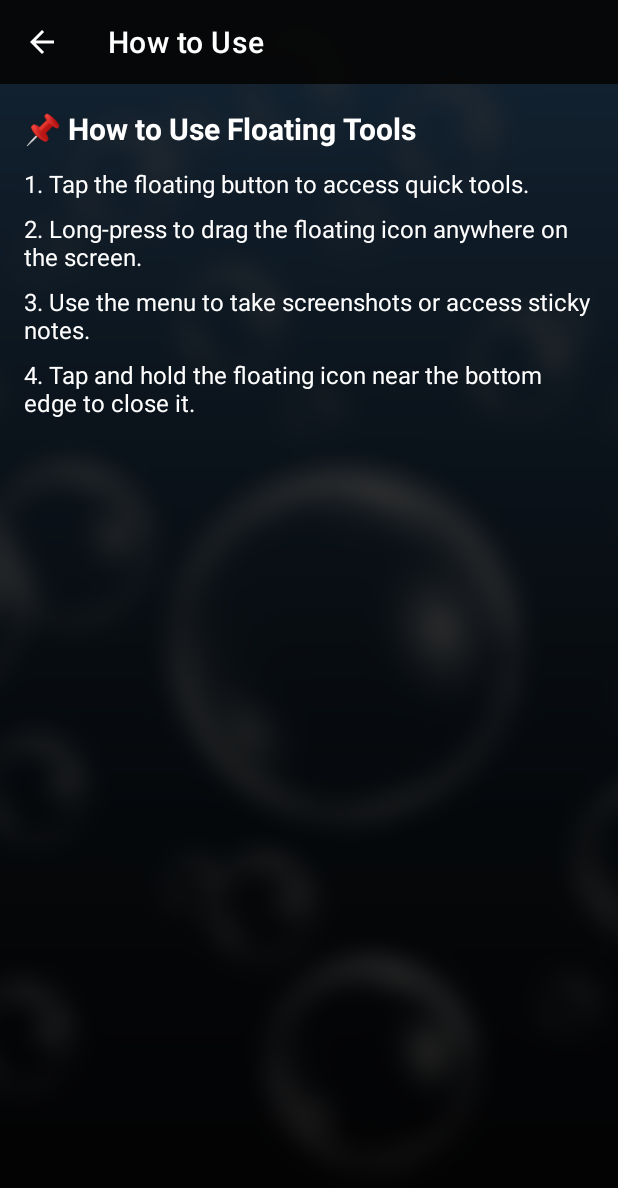
After one commit to mangesh-sakordekar/Floating-Mute, an Android app: the HowToUseActivity screen opened directly, with no data from a screen before it, on a phone screen of 412 x 824 dp. The commit adds this screen. Shown: the top 1188 px of the screen. Run offline under Robolectric (Android 15) with nearby library versions, the phone set to English and light mode, and no system bars.

Commit message:
Added dummy activities for the side menu options

```diff
--- a/app/build.gradle.kts
+++ b/app/build.gradle.kts
@@ -33,6 +33,11 @@ android {
     kotlinOptions {
         jvmTarget = "11"
     }
+
+    buildFeatures {
+        viewBinding = true
+    }
+
 }
 
 dependencies {
--- /dev/null
+++ b/app/src/main/java/com/example/floatingmute/HowToUseActivity.kt
@@ -0,0 +1,28 @@
+package com.example.floatingtools
+
+import android.os.Bundle
+import androidx.appcompat.app.AppCompatActivity
+import com.example.floatingtools.databinding.ActivityHowToUseBinding
+
+class HowToUseActivity : AppCompatActivity() {
+
+    private lateinit var binding: ActivityHowToUseBinding
+
+    override fun onCreate(savedInstanceState: Bundle?) {
+        super.onCreate(savedInstanceState)
+        binding = ActivityHowToUseBinding.inflate(layoutInflater)
+        setContentView(binding.root)
+
+        // Optional: Set toolbar title
+        setSupportActionBar(binding.howToUseToolbar)
+        supportActionBar?.title = "How to Use"
+        supportActionBar?.setDisplayHomeAsUpEnabled(true) // Show back arrow
+
+        // Handle back press on toolbar
+        binding.howToUseToolbar.setNavigationOnClickListener {
+            onBackPressedDispatcher.onBackPressed()
+        }
+
+        // You can also dynamically set the text here if needed
+    }
+}
--- /dev/null
+++ b/app/src/main/res/layout/activity_how_to_use.xml
@@ -0,0 +1,93 @@
+<?xml version="1.0" encoding="utf-8"?>
+<androidx.constraintlayout.widget.ConstraintLayout
+    xmlns:android="http://schemas.android.com/apk/res/android"
+    xmlns:app="http://schemas.android.com/apk/res-auto"
+    android:layout_width="match_parent"
+    android:layout_height="match_parent"
+    android:fitsSystemWindows="true">
+
+    <!-- Background Image -->
+    <ImageView
+        android:id="@+id/backgroundImage"
+        android:layout_width="match_parent"
+        android:layout_height="match_parent"
+        android:scaleType="centerCrop"
+        android:src="@drawable/img_background_blur"
+        android:contentDescription="@string/app_name" />
+
+    <!-- Dark Blur Overlay -->
+    <View
+        android:layout_width="match_parent"
+        android:layout_height="match_parent"
+        android:background="#CC000000" />
+
+    <!-- Top Toolbar -->
+    <androidx.appcompat.widget.Toolbar
+        android:id="@+id/howToUseToolbar"
+        android:layout_width="0dp"
+        android:layout_height="wrap_content"
+        android:background="#EE060606"
+        android:theme="@style/ThemeOverlay.AppCompat.Dark.ActionBar"
+        app:layout_constraintTop_toTopOf="parent"
+        app:layout_constraintStart_toStartOf="parent"
+        app:layout_constraintEnd_toEndOf="parent" />
+
+    <!-- Scrollable Instructions -->
+    <ScrollView
+        android:layout_width="0dp"
+        android:layout_height="0dp"
+        app:layout_constraintTop_toBottomOf="@id/howToUseToolbar"
+        app:layout_constraintStart_toStartOf="parent"
+        app:layout_constraintEnd_toEndOf="parent"
+        app:layout_constraintBottom_toBottomOf="parent"
+        android:padding="16dp">
+
+        <LinearLayout
+            android:layout_width="match_parent"
+            android:layout_height="wrap_content"
+            android:orientation="vertical">
+
+            <TextView
+                android:layout_width="match_parent"
+                android:layout_height="wrap_content"
+                android:text="📌 How to Use Floating Tools"
+                android:textSize="20sp"
+                android:textStyle="bold"
+                android:paddingBottom="12dp"
+                android:textColor="@color/white"/>
+
+            <TextView
+                android:layout_width="match_parent"
+                android:layout_height="wrap_content"
+                android:text="1. Tap the floating button to access quick tools."
+                android:textSize="16sp"
+                android:paddingBottom="8dp"
+                android:textColor="@color/white"/>
+
+            <TextView
+                android:layout_width="match_parent"
+                android:layout_height="wrap_content"
+                android:text="2. Long-press to drag the floating icon anywhere on the screen."
+                android:textSize="16sp"
+                android:paddingBottom="8dp"
+                android:textColor="@color/white"/>
+
+            <TextView
+                android:layout_width="match_parent"
+                android:layout_height="wrap_content"
+                android:text="3. Use the menu to take screenshots or access sticky notes."
+                android:textSize="16sp"
+                android:paddingBottom="8dp"
+                android:textColor="@color/white"/>
+
+            <TextView
+                android:layout_width="match_parent"
+                android:layout_height="wrap_content"
+                android:text="4. Tap and hold the floating icon near the bottom edge to close it."
+                android:textSize="16sp"
+                android:textColor="@color/white"/>
+
+        </LinearLayout>
+    </ScrollView>
+
+</androidx.constraintlayout.widget.ConstraintLayout>
--- a/app/src/main/res/values-night/themes.xml
+++ b/app/src/main/res/values-night/themes.xml
@@ -10,11 +10,16 @@
         <item name="colorSecondaryVariant">@color/teal_200</item>
         <item name="colorOnSecondary">@color/black</item>
         <!-- Status bar color. -->
-        <item name="android:statusBarColor">#00000000</item>
+        <item name="android:statusBarColor">#000000</item>
         <!-- Customize your theme here. -->
         <!-- Navigation bar color -->
         <item name="android:navigationBarColor">#000000</item> <!-- example: purple -->
         <item name="android:windowLightNavigationBar">false</item> <!-- white icons -->
     </style>
 
+    <style name="Theme.FloatingTools.HowToUse" parent="Theme.MaterialComponents.DayNight.NoActionBar">
+        <item name="android:statusBarColor">#000000</item>
+        <item name="android:windowLightStatusBar">false</item>
+        <item name="android:navigationBarColor">#000000</item> <!-- example: purple -->
+    </style>
 </resources>
--- a/app/src/main/res/values/themes.xml
+++ b/app/src/main/res/values/themes.xml
@@ -10,7 +10,7 @@
         <item name="colorSecondaryVariant">@color/teal_700</item>
         <item name="colorOnSecondary">@color/black</item>
         <!-- Status bar color. -->
-        <item name="android:statusBarColor">@color/teal_700</item>
+        <item name="android:statusBarColor">#000000</item>
         <!-- Customize your theme here. -->
         <!-- Navigation bar color -->
         <item name="android:navigationBarColor">#000000</item> <!-- example: purple -->
@@ -24,4 +24,11 @@
         <item name="android:textColor">#FFFFFF</item>
         <item name="android:background">@drawable/btn_glass</item>
     </style>
+
+    <style name="Theme.FloatingTools.HowToUse" parent="Theme.MaterialComponents.DayNight.NoActionBar">
+        <item name="android:statusBarColor">#000000</item>
+        <item name="android:windowLightStatusBar">false</item>
+        <item name="android:navigationBarColor">#000000</item> <!-- example: purple -->
+    </style>
+
 </resources>
```
Also changed, not shown: app/src/main/AndroidManifest.xml (+15 -0 lines), app/src/main/java/com/example/floatingmute/AboutAppActivity.kt (added, +28 -0 lines), app/src/main/java/com/example/floatingmute/ContactUsActivity.kt (added, +28 -0 lines), app/src/main/java/com/example/floatingmute/MainActivity.kt (+16 -3 lines), app/src/main/java/com/example/floatingmute/SettingsActivity.kt (added, +28 -0 lines), app/src/main/res/layout/activity_about_app.xml (added, +87 -0 lines), app/src/main/res/layout/activity_contact_us.xml (added, +62 -0 lines), app/src/main/res/layout/activity_settings.xml (added, +62 -0 lines), app/src/main/res/layout/content_main_menu.xml (+32 -0 lines), app/src/main/res/drawable/ic_setting2.png (added).
